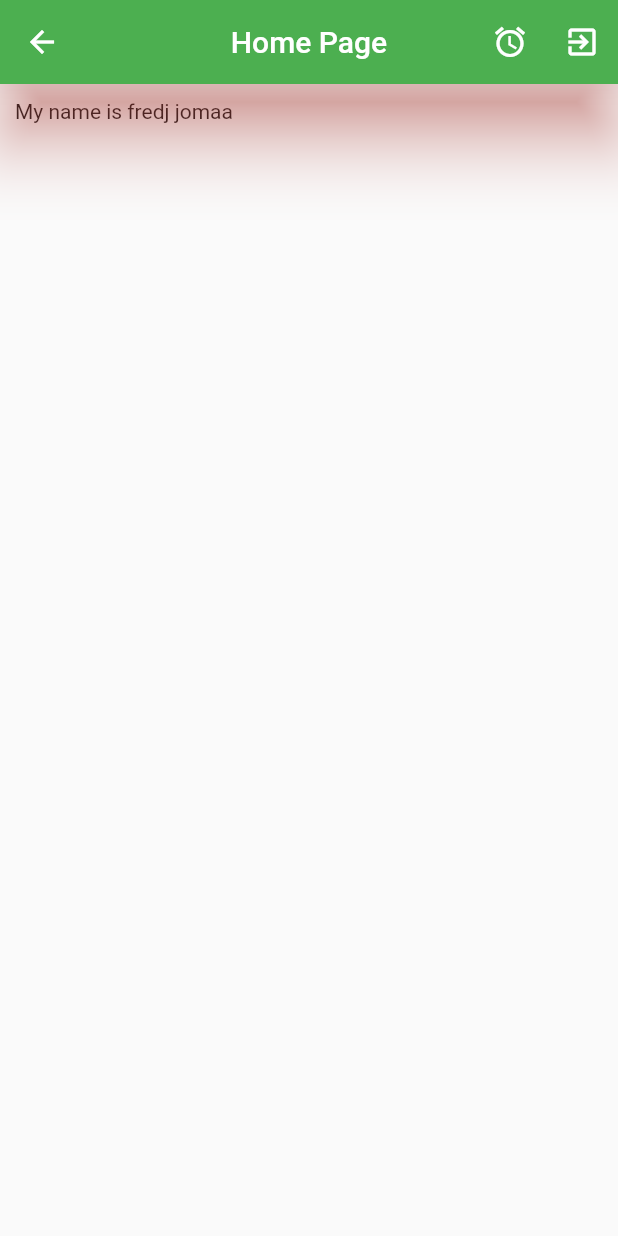
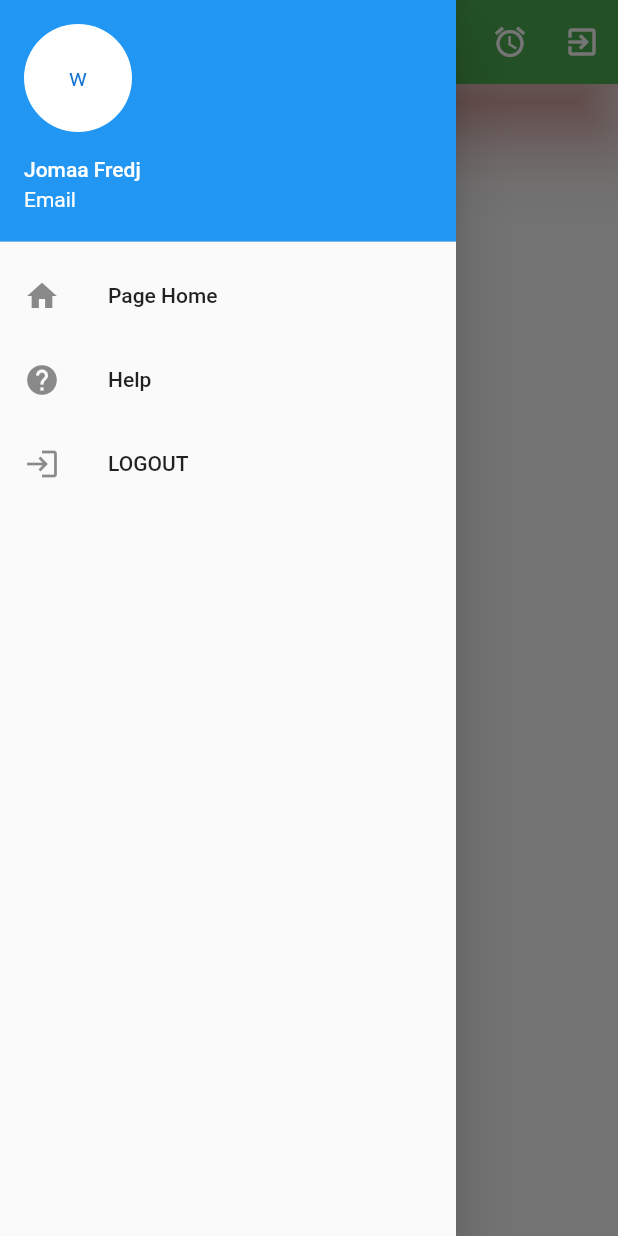
Before and after one commit to fredj789/PageView, a Flutter app: the screen it shows after launch, with the side drawer open (before the commit the screen has no drawer), on a phone screen of 412 x 824 dp. Run offline on Flutter 3.47's test engine with Material 2 defaults, Android fonts, the phone set to English and light mode, and no system bars.

Commit message:
Programming  Code flutter from Widget

```diff
--- a/lib/tuto.dart
+++ b/lib/tuto.dart
@@ -13,10 +13,10 @@ class _MyTestState extends State<MyTest> {
     return Scaffold(
         appBar: AppBar(
           title: Text("Home Page"),
-          leading: IconButton(
-            icon: Icon(Icons.arrow_back),
-            onPressed: () {},
-          ),
+          // leading: IconButton(
+          // icon: Icon(Icons.arrow_back),
+          //onPressed: () {},
+          //),
           actions: [
             IconButton(onPressed: () {}, icon: Icon(Icons.alarm)),
             IconButton(onPressed: () {}, icon: Icon(Icons.exit_to_app)),
@@ -27,10 +27,38 @@ class _MyTestState extends State<MyTest> {
           brightness: Brightness.dark, // le bar ou se trouve le batterie
           centerTitle: true, // le titre de app est au centre
         ),
-        //drawer: Drawer(),
+        drawer: Drawer(
+          child: Column(
+            // ignore: prefer_const_literals_to_create_immutables
+            children: [
+              const UserAccountsDrawerHeader(
+                  currentAccountPicture: CircleAvatar(
+                    backgroundColor: Colors.white,
+                    child: Text("w"),
+                  ),
+                  accountName: Text("Jomaa Fredj"),
+                  accountEmail: Text("Email")),
+              const ListTile(
+                title: Text("Page Home "),
+                leading: Icon(Icons.home),
+              ),
+              const ListTile(
+                title: Text("Help "),
+                leading: Icon(Icons.help),
+              ),
+              const ListTile(
+                title: Text("LOGOUT "),
+                leading: Icon(Icons.login_outlined),
+              ),
+            ],
+          ),
+        ),
+
+        //endDrawer: Drawer(), modier laa position de drawer
         body: Container(
             padding: EdgeInsets.all(10),
             child: Text("My name is fredj jomaa")));
   }
 }
-//
+//leading et drawer ne marche pas ensemble
+//endDrawer elle est utulisser pour modifier la position de drawer
```
